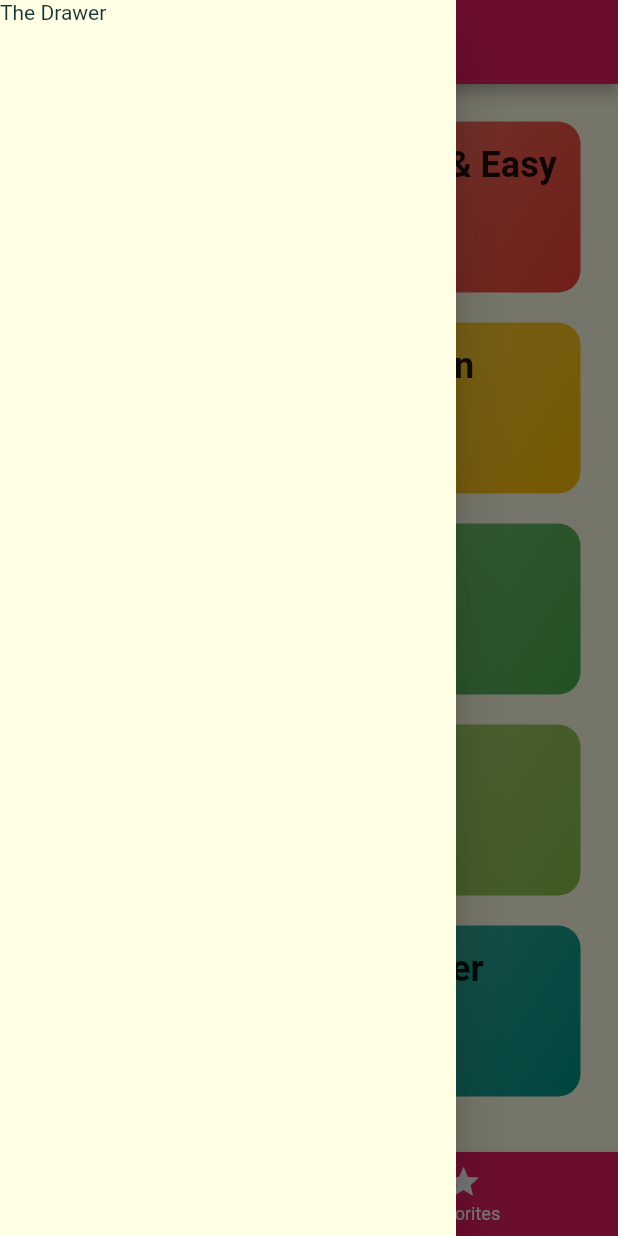
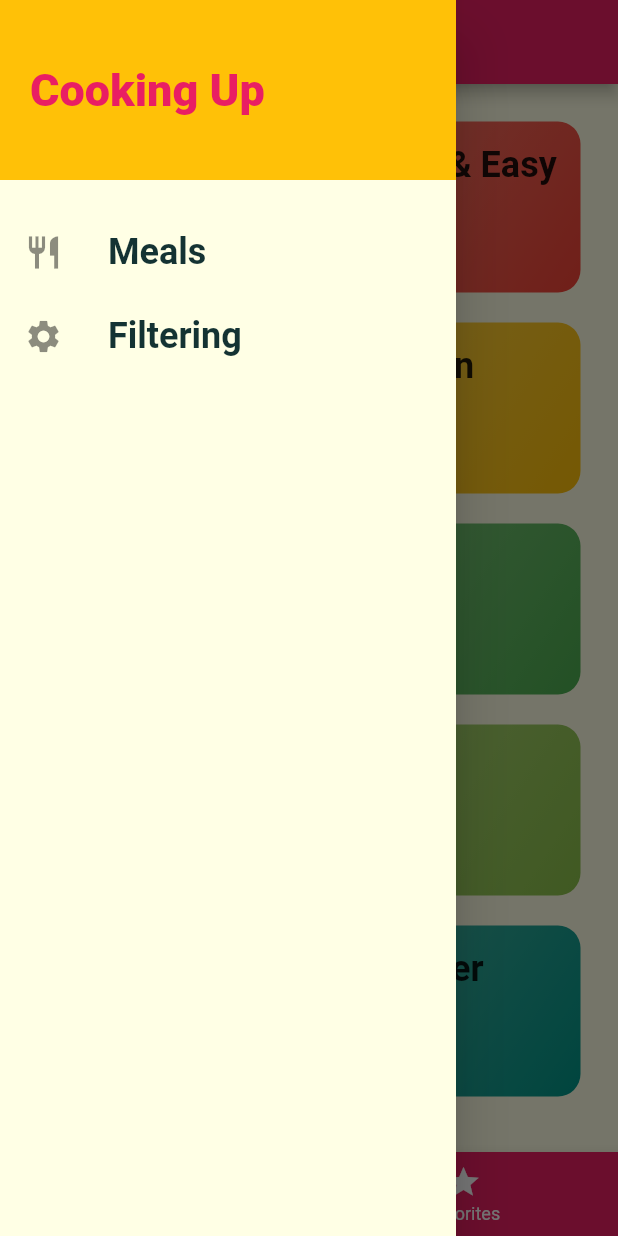
Before and after one commit to nord2sudjp/DeliMeals, a Flutter app: the screen it shows after launch, with the side drawer open, on a phone screen of 412 x 824 dp. Run offline on Flutter 3.47's test engine with Material 2 defaults, Android fonts, the phone set to English and light mode, and no system bars; Roboto replaces fonts that are missing (Railway, RobotCondensed, RobotocCondensed).

Commit message:
Link maindrawer with tab

```diff
--- a/lib/screen/tabs_screen.dart
+++ b/lib/screen/tabs_screen.dart
@@ -2,6 +2,7 @@ import 'package:DeliMeals/screen/categories_screen.dart';
 import 'package:flutter/cupertino.dart';
 import 'package:flutter/material.dart';
 import '../screen/favorites_screen.dart';
+import '../widgets/main_drawer.dart';
 
 class TabsScreen extends StatefulWidget {
   @override
@@ -28,9 +29,7 @@ class _TabsScreenState extends State<TabsScreen> {
       appBar: AppBar(
         title: Text(_pages[_selectPageIndex]['title']),
       ),
-      drawer: Drawer(
-        child: Text('The Drawer'),
-      ),
+      drawer: MainDrawer(),
       body: _pages[_selectPageIndex]['page'],
       bottomNavigationBar: BottomNavigationBar(
         onTap: _selectPage,
--- a/lib/widgets/main_drawer.dart
+++ b/lib/widgets/main_drawer.dart
@@ -26,6 +26,7 @@ class MainDrawer extends StatelessWidget {
             width: double.infinity,
             padding: EdgeInsets.all(20),
             alignment: Alignment.centerLeft,
+            color: Theme.of(context).accentColor,
             child: Text(
               'Cooking Up',
               style: TextStyle(
```
